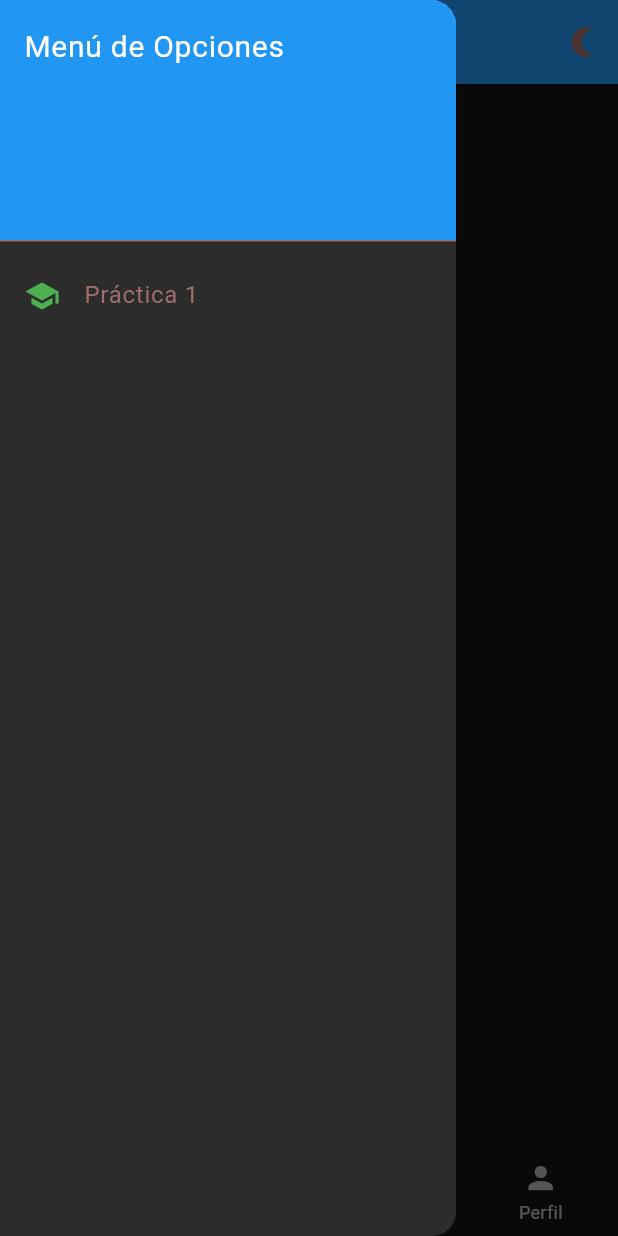
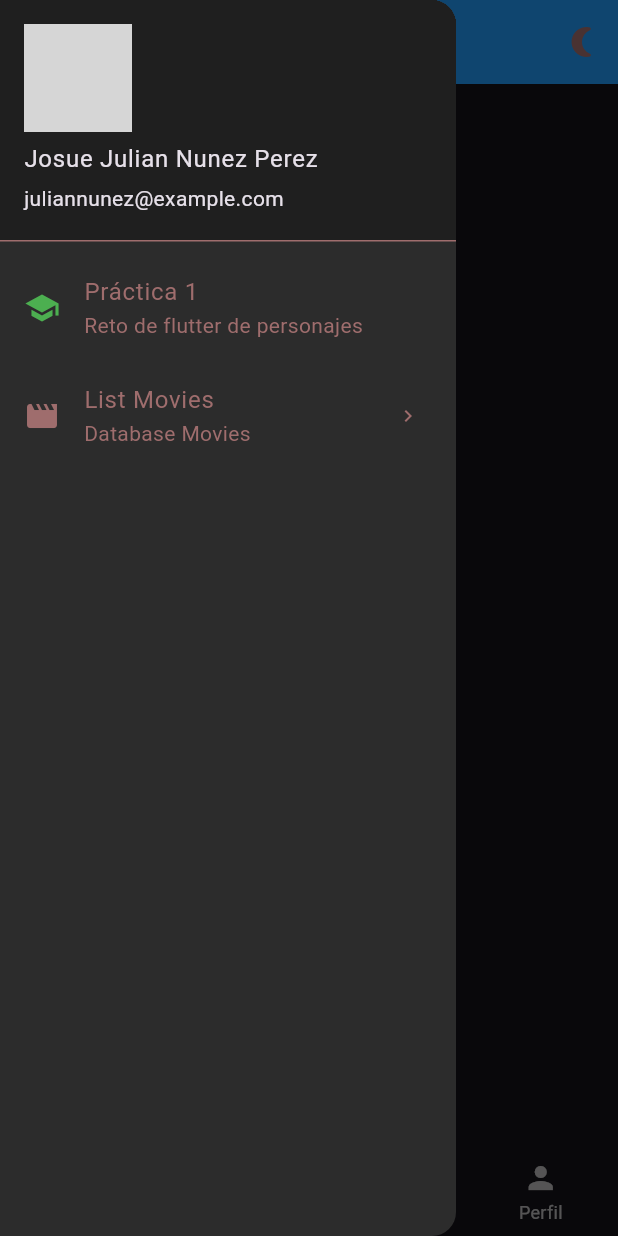
Before and after one commit to JJ5A/Programacion-movil-y-servicios-en-la-nube, a Flutter app: the HomeScreen screen opened by its route, with the side drawer open, on a phone screen of 412 x 824 dp. Run offline on Flutter 3.47's test engine with Material 3 defaults, Android fonts, the phone set to English and light mode, and no system bars; our stand-ins replace image_picker, lottie, sqflite; accounts and stored records are empty; network calls fail; grey boxes are pictures that could not be loaded.

Commit message:
list movie option

```diff
--- a/lib/database/movies.dart
+++ b/lib/database/movies.dart
@@ -2,6 +2,7 @@ import 'dart:async';
 import 'dart:io';
 
 import 'package:path_provider/path_provider.dart';
+import 'package:pmsn_2025_2/models/movies_dao.dart';
 import 'package:sqflite/sqflite.dart';
 import 'package:path/path.dart';
 
@@ -51,8 +52,10 @@ class MoviesDatabase {
     var con = await database;
     return con!.delete(table, where: 'idMovie = ?', whereArgs: [id]);
   }
-  SELECT(){
-
+  Future<List<MovieDAO>> SELECT() async {
+    var con = await database;
+    final res = await con!.query('tblMovies');
+    return res.map((movie) => MovieDAO.fromMap(movie)).toList();
   }
 
 
--- a/lib/home_screen.dart
+++ b/lib/home_screen.dart
@@ -49,25 +49,35 @@ class _HomeScreenState extends State<HomeScreen> {
         child: ListView(
           padding: EdgeInsets.zero,
           children: [
-            const DrawerHeader(
-              decoration: BoxDecoration(color: Colors.blue),
-              child: Text(
-                'Menú de Opciones',
-                style: TextStyle(color: Colors.white, fontSize: 20),
+            UserAccountsDrawerHeader(
+              accountName: Text("Josue Julian Nunez Perez"),
+              accountEmail: Text("juliannunez@example.com"),
+              currentAccountPicture: CircleAvatar(
+                backgroundImage: NetworkImage(  'https://i.pravatar.cc/300'),
               ),
             ),
 
             ListTile(
               leading: const Icon(Icons.school, color: Colors.green),
               title: const Text('Práctica 1'),
+              subtitle: const Text('Reto de flutter de personajes'),
               onTap: () {
-                Navigator.pop(context); // Cierra el Drawer
-                Navigator.push(
-                  context,
-                  MaterialPageRoute(builder: (context) => const Home()),
-                );
+              Navigator.pop(context); // Cierra el Drawer
+              Navigator.push(
+                context,
+                MaterialPageRoute(builder: (context) => const Home()),
+              );
               },
             ),
+            ListTile(
+              leading: Icon(Icons.movie, ),
+              title: Text('List Movies'),
+              subtitle: Text('Database Movies'),
+              trailing: Icon(Icons.chevron_right, size: 16),
+              onTap: () => {
+                Navigator.pushNamed(context, "/listdb"),
+              },
+            )
           ],
         ),
       ),
--- a/lib/main.dart
+++ b/lib/main.dart
@@ -1,6 +1,7 @@
 import 'package:flutter/material.dart';
 import 'package:pmsn_2025_2/home_screen.dart';
 import 'package:pmsn_2025_2/login_screen.dart';
+import 'package:pmsn_2025_2/utils/list_movies.dart';
 import 'package:pmsn_2025_2/utils/theme_app.dart';
 import 'package:pmsn_2025_2/utils/value_listener.dart';
 
@@ -20,6 +21,7 @@ class MyApp extends StatelessWidget {
           theme: isDark ? ThemeApp.darkTheme() : ThemeApp.lightTheme(),
           routes: {
             "/home": (context) => HomeScreen(),
+            "/listdb": (context) => ListMovies(),
           },
           title: 'Material App',
           home: LoginScreen(),
```
Also changed, not shown: lib/models/movies_dao.dart (added, +26 -0 lines), lib/utils/list_movies.dart (added, +48 -0 lines).
